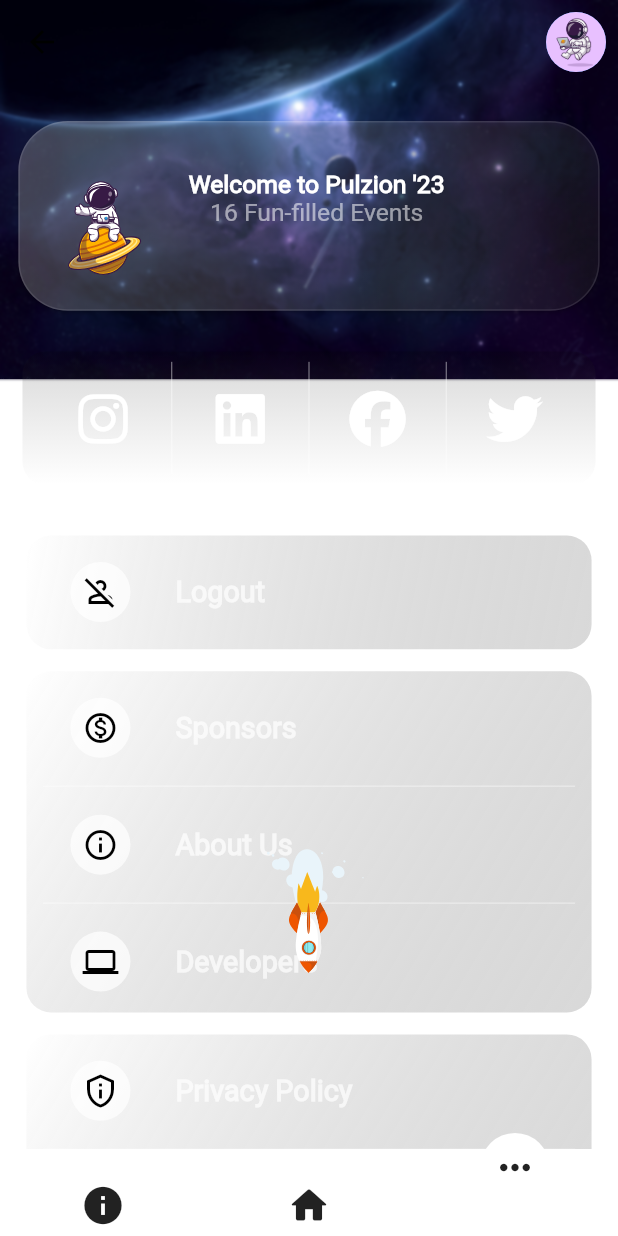
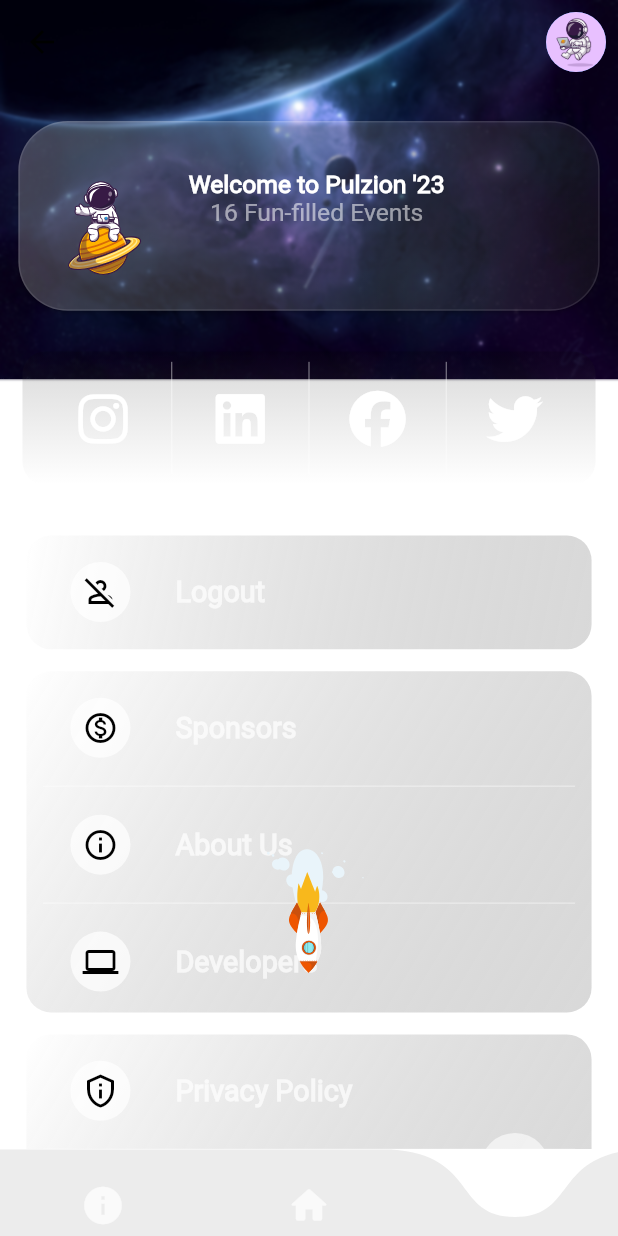
Before and after one commit to PICT-ACM-Student-Chapter/pulzion-23-app, a Flutter app: the BottomNavBar screen opened directly, item 3 of the bottom bar chosen, on a phone screen of 412 x 824 dp. Run offline on Flutter 3.47's test engine with Material 2 defaults, Android fonts, the phone set to English and light mode, and no system bars; drawn by our look-alikes of curved_navigation_bar; our stand-ins replace bloc, countup, firebase_core, firebase_messaging, firebase_remote_config, flutter_bloc and 11 more; missing offline and left inert: glowstone, panorama; accounts and stored records are empty; network calls fail; project files that could hold a hidden picture were left out.

Commit message:
Bottom bar theme

```diff
--- a/lib/project/landing_page.dart
+++ b/lib/project/landing_page.dart
@@ -71,15 +71,35 @@
             child: CurvedNavigationBar(
               index: 1, // Make it 1 for the final version
               height: MediaQuery.of(context).size.height * 0.07,
-              items: const <Widget>[
-                Icon(Icons.info, size: 30),
-                // Icon(Icons.calendar_month, size: 30),
-                Icon(Icons.home_rounded, size: 30),
-                // Icon(Icons.shopping_cart, size: 30),
-                Icon(Icons.more_horiz_rounded, size: 30),
+              items: <Widget>[
+                Icon(
+                  Icons.info,
+                  size: 30,
+                  color: Colors.white.withOpacity(0.7),
+                ),
+                // Icon(
+                //   Icons.calendar_month,
+                //   size: 30,
+                //   color: Colors.white.withOpacity(0.7),
+                // ),
+                Icon(
+                  Icons.home_rounded,
+                  size: 30,
+                  color: Colors.white.withOpacity(0.7),
+                ),
+                // Icon(
+                //   Icons.shopping_cart,
+                //   size: 30,
+                //   color: Colors.white.withOpacity(0.7),
+                // ),
+                Icon(
+                  Icons.more_horiz_rounded,
+                  size: 30,
+                  color: Colors.white.withOpacity(0.7),
+                ),
               ],
-              color: Colors.white,
-              buttonBackgroundColor: Colors.white,
+              color: Colors.grey.withOpacity(0.2),
+              buttonBackgroundColor: Colors.white.withOpacity(0.6),
               backgroundColor: Colors.transparent,
               animationCurve: Curves.easeInOut,
               animationDuration: const Duration(milliseconds: 400),
```
